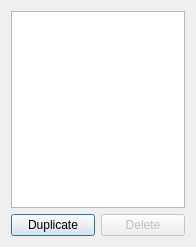
Qt form bigglesworth/dialogs/wavetable_list.ui (MaurizioB/Bigglesworth) before a commit.
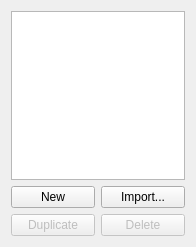
The same form after that commit.

Commit message: Wavetable library feature, MIDI/SysEx import fixes There is now a local wavetable library. Every wavetable can be saved in this library (which resides on the user's application data path), duplicated or deleted; imported wavetables can be saved in there too. The MIDI/SysEx sound and sound set dialog has been fixed (the single dump button now actually works), also every new imported sound or set is checked for invalid parameters, allowing single parameter fixing or automatic fixing for all invalid parameters

```diff
--- a/bigglesworth/dialogs/wavetable_list.ui
+++ b/bigglesworth/dialogs/wavetable_list.ui
@@ -11,17 +11,20 @@
    </rect>
   </property>
   <property name="windowTitle">
-   <string>Dialog</string>
+   <string>Wavetable library</string>
   </property>
   <layout class="QGridLayout" name="gridLayout">
-   <item row="1" column="0">
+   <item row="2" column="0">
     <widget class="QPushButton" name="duplicate_btn">
+     <property name="enabled">
+      <bool>false</bool>
+     </property>
      <property name="text">
       <string>Duplicate</string>
      </property>
     </widget>
    </item>
-   <item row="1" column="1">
+   <item row="2" column="1">
     <widget class="QPushButton" name="delete_btn">
      <property name="enabled">
       <bool>false</bool>
@@ -32,12 +35,41 @@
     </widget>
    </item>
    <item row="0" column="0" colspan="2">
-    <widget class="QTableView" name="wavetable_listview">
+    <widget class="QTableView" name="wavetable_view">
+     <property name="editTriggers">
+      <set>QAbstractItemView::NoEditTriggers</set>
+     </property>
+     <property name="selectionMode">
+      <enum>QAbstractItemView::SingleSelection</enum>
+     </property>
+     <property name="selectionBehavior">
+      <enum>QAbstractItemView::SelectRows</enum>
+     </property>
+     <property name="horizontalScrollMode">
+      <enum>QAbstractItemView::ScrollPerPixel</enum>
+     </property>
+     <property name="sortingEnabled">
+      <bool>true</bool>
+     </property>
      <attribute name="verticalHeaderVisible">
       <bool>false</bool>
      </attribute>
     </widget>
    </item>
+   <item row="1" column="0">
+    <widget class="QPushButton" name="new_btn">
+     <property name="text">
+      <string>New</string>
+     </property>
+    </widget>
+   </item>
+   <item row="1" column="1">
+    <widget class="QPushButton" name="import_btn">
+     <property name="text">
+      <string>Import...</string>
+     </property>
+    </widget>
+   </item>
   </layout>
  </widget>
  <resources/>
```
The commit also changes 11 other files.
